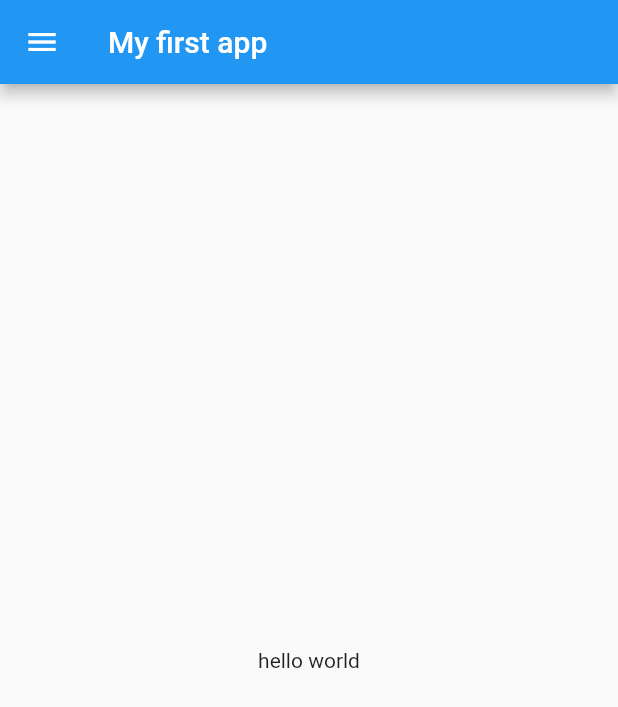
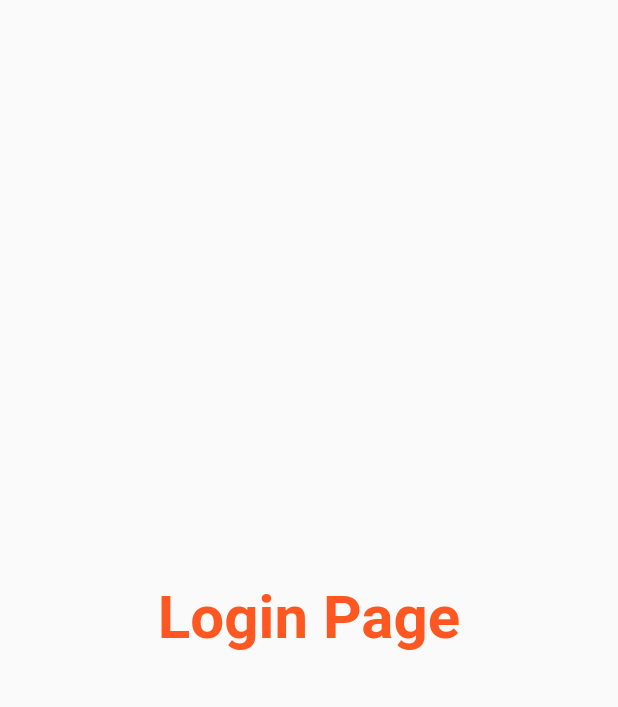
Before and after one commit to RitikPatill/flutter-app-development, a Flutter app: the screen it shows after launch, on a phone screen of 412 x 824 dp. Shown: the top 707 px of the screen. Run offline on Flutter 3.47's test engine with Material 2 defaults, Android fonts, the phone set to English and light mode, and no system bars.

Commit message:
day 3 done

```diff
--- a/lib/main.dart
+++ b/lib/main.dart
@@ -1,5 +1,6 @@
 import 'package:flutter/material.dart';
-import 'package:my_first_flutter_app/home_page.dart';
+import 'package:my_first_flutter_app/pages/home_page.dart';
+import 'package:my_first_flutter_app/pages/login_page.dart';
 
 void main() {
   runApp(MyApp());
@@ -11,7 +12,15 @@ class MyApp extends StatelessWidget {
   @override
   Widget build(BuildContext context) {
     return MaterialApp(
-      home: Homepage(),
+      // home: Homepage(),
+      themeMode: ThemeMode.light,
+      theme: ThemeData(primarySwatch: Colors.deepPurple),
+      darkTheme: ThemeData(
+        brightness: Brightness.dark,
+      ),
+      routes: {
+        "/": (context) => LoginPage(),
+      },
     );
   }
 }
--- /dev/null
+++ b/lib/pages/login_page.dart
@@ -0,0 +1,21 @@
+import 'package:flutter/material.dart';
+
+class LoginPage extends StatelessWidget {
+  // const ({ Key? key }) : super(key: key);
+
+  @override
+  Widget build(BuildContext context) {
+    return Material(
+      child: Center(
+        child: Text(
+          "Login Page",
+          style: TextStyle(
+            fontSize: 40,
+            color: Colors.deepOrange,
+            fontWeight: FontWeight.bold,
+          ),
+        ),
+      ),
+    );
+  }
+}
```
Also changed, not shown: lib/pages/home_page.dart (renamed from lib/home_page.dart).
